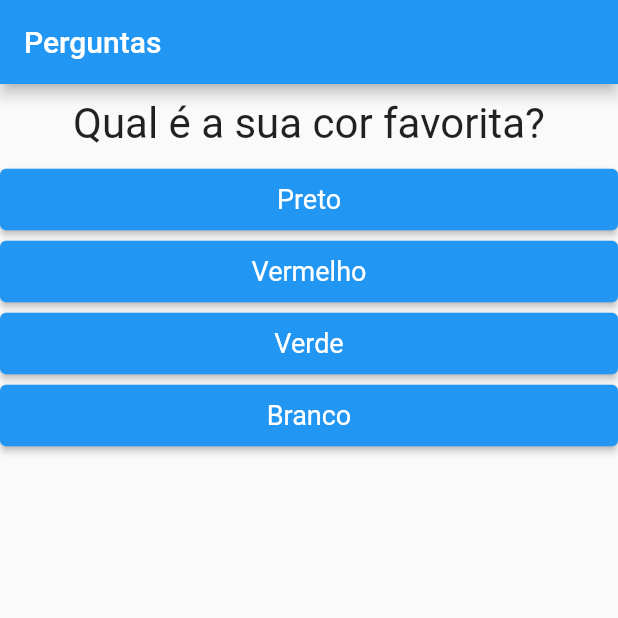
After one commit to ViolaRafael/course_flutter, a Flutter app: the screen it shows after launch, on a phone screen of 412 x 824 dp, the top half of it. The commit adds this screen. Run offline on Flutter 3.47's test engine with Material 2 defaults, Android fonts, the phone set to English and light mode, and no system bars.

Commit message:
Extract questionario

```diff
--- a/lib/main.dart
+++ b/lib/main.dart
@@ -1,6 +1,5 @@
 import 'package:flutter/material.dart';
-import './questao.dart';
-import './resposta.dart';
+import './questionario.dart';
 import './resultado.dart';
 
 main() => runApp(new PerguntaApp());
@@ -21,6 +20,9 @@ class PerguntaAppState extends State<PerguntaApp> {
       'respostas': ['Maria', 'João', 'Leo', 'Pedro'],
     }
   ];
+  bool get temPerguntaSelecionada {
+    return _perguntaSelecionada < _perguntas.length;
+  }
 
   void _responder() {
     if (temPerguntaSelecionada) {
@@ -30,27 +32,19 @@ class PerguntaAppState extends State<PerguntaApp> {
     }
   }
 
-  bool get temPerguntaSelecionada {
-    return _perguntaSelecionada < _perguntas.length;
-  }
-
   @override
   Widget build(BuildContext context) {
-    List<String> respostas = temPerguntaSelecionada
-        ? _perguntas[_perguntaSelecionada].cast()['respostas']
-        : [];
-
     return MaterialApp(
       home: Scaffold(
         appBar: AppBar(
           title: Text('Perguntas'),
         ),
-        body: temPerguntaSelecionada ? Column(
-          children: [
-            Questao(_perguntas[_perguntaSelecionada]['texto'].toString()),
-            ...respostas.map((t) => Resposta(t, _responder)).toList(),
-          ],
-        )
+        body: temPerguntaSelecionada
+            ? Questionario(
+                perguntas: _perguntas,
+          perguntaSelecionada: _perguntaSelecionada,
+          responder: _responder,
+              )
             : Resultado(),
       ),
     );
--- /dev/null
+++ b/lib/questionario.dart
@@ -0,0 +1,32 @@
+import 'package:flutter/material.dart';
+import './questao.dart';
+import './resposta.dart';
+
+class Questionario extends StatelessWidget {
+  final int perguntaSelecionada;
+  final List<Map<String, Object>> perguntas;
+  final void Function() responder;
+
+  Questionario({
+    required this.perguntas,
+    required this.perguntaSelecionada,
+    required this.responder,
+});
+
+  bool get temPerguntaSelecionada {
+    return perguntaSelecionada < perguntas.length;
+  }
+
+  @override
+  Widget build(BuildContext context) {
+    List<String> respostas = temPerguntaSelecionada
+        ? perguntas[perguntaSelecionada].cast()['respostas']
+        : [];
+    return Column(
+      children: [
+        Questao(perguntas[perguntaSelecionada]['texto'].toString()),
+        ...respostas.map((t) => Resposta(t, responder)).toList(),
+      ],
+    );
+  }
+}
```
